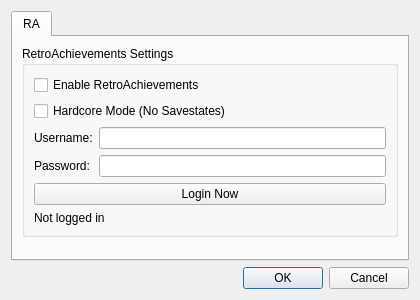
Qt form src/frontend/qt_sdl/RASettingsDialog.ui (melonDS-emu/melonDS) before a commit.
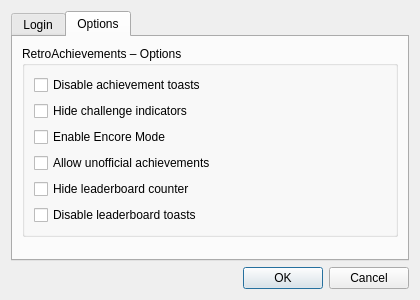
The same form after that commit. The open tabs and pages were chosen to show the change.

Diff of the .ui file:
```diff
--- a/src/frontend/qt_sdl/RASettingsDialog.ui
+++ b/src/frontend/qt_sdl/RASettingsDialog.ui
@@ -18,13 +18,13 @@
     <widget class="QTabWidget" name="tabWidget">
       <widget class="QWidget" name="tabRA">
         <attribute name="title">
-          <string>RA</string>
+          <string>Login</string>
         </attribute>
         <layout class="QVBoxLayout" name="verticalLayoutRA">
           <item>
             <widget class="QGroupBox" name="groupRA">
               <property name="title">
-                <string>RetroAchievements Settings</string>
+                <string>RetroAchievements – Login</string>
               </property>
               <layout class="QFormLayout" name="formLayoutRA">
                 <item row="0" column="0" colspan="2">
@@ -97,6 +97,77 @@
             </item>
         </layout>
       </widget>
+    <widget class="QWidget" name="tabOptions">
+  <attribute name="title">
+<string>Options</string>
+  </attribute>
+  <layout class="QVBoxLayout" name="verticalLayoutOptions">
+    <item>
+      <widget class="QGroupBox" name="groupRAUIOptions">
+        <property name="title">
+          <string>RetroAchievements – Options</string>
+        </property>
+        <layout class="QVBoxLayout" name="layoutRAUIOptions">
+          <item>
+            <widget class="QCheckBox" name="cbRAAchievementToasts">
+              <property name="text">
+                <string>Disable achievement toasts</string>
+              </property>
+            </widget>
+          </item>
+          <item>
+            <widget class="QCheckBox" name="cbRAChallengeIndicators">
+              <property name="text">
+                <string>Hide challenge indicators</string>
+              </property>
+            </widget>
+          </item>
+          <item>
+            <widget class="QCheckBox" name="cbRAEncoreMode">
+              <property name="text">
+                <string>Enable Encore Mode</string>
+              </property>
+            </widget>
+          </item>
+          <item>
+            <widget class="QCheckBox" name="cbRAUnofficialMode">
+              <property name="text">
+                <string>Allow unofficial achievements</string>
+              </property>
+            </widget>
+          </item>
+            <item>
+            <widget class="QCheckBox" name="cbRALeaderboardCounter">
+              <property name="text">
+                <string>Hide leaderboard counter</string>
+              </property>
+            </widget>
+          </item>
+          <item>
+            <widget class="QCheckBox" name="cbRALeaderboardToasts">
+              <property name="text">
+                <string>Disable leaderboard toasts</string>
+              </property>
+            </widget>
+          </item>
+        </layout>
+      </widget>
+    </item>
+    <item>
+      <spacer name="verticalSpacerOptions">
+        <property name="orientation">
+          <enum>Qt::Vertical</enum>
+        </property>
+        <property name="sizeHint">
+          <size>
+            <width>20</width>
+            <height>40</height>
+          </size>
+        </property>
+      </spacer>
+    </item>
+  </layout>
+</widget>
     </widget>
    </item>
    <item>
```
Left out of the diff: 2 changed lines with no effect on the pictures.
